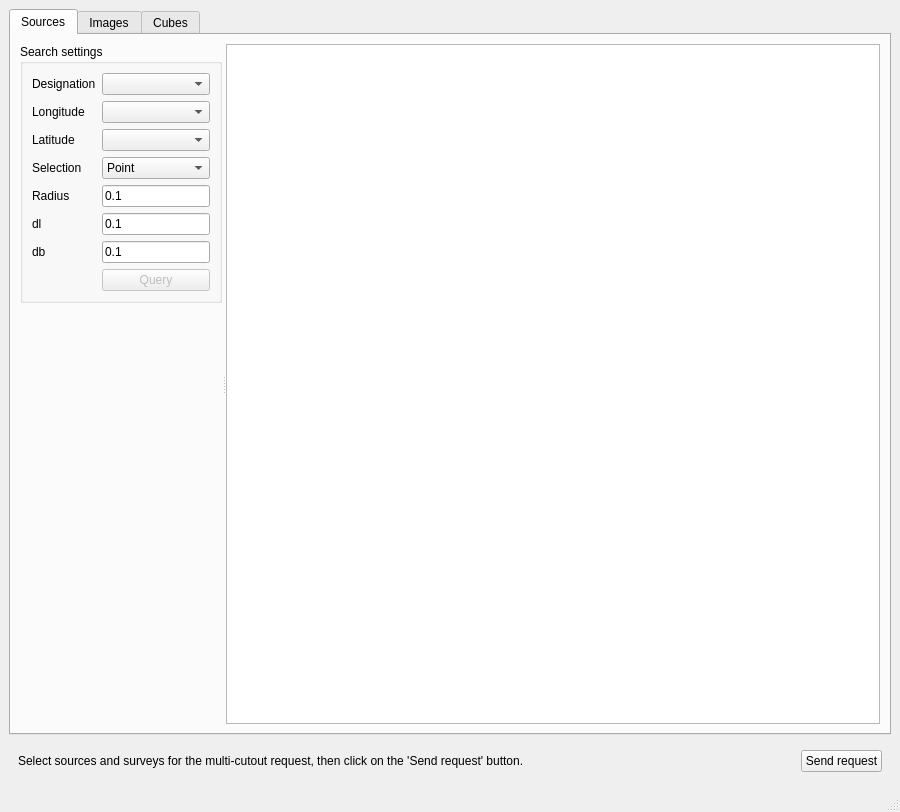
VisIVOLab/ViaLacteaVisualAnalytics, file Code/ui/usertablewindow.ui: the form before one commit.
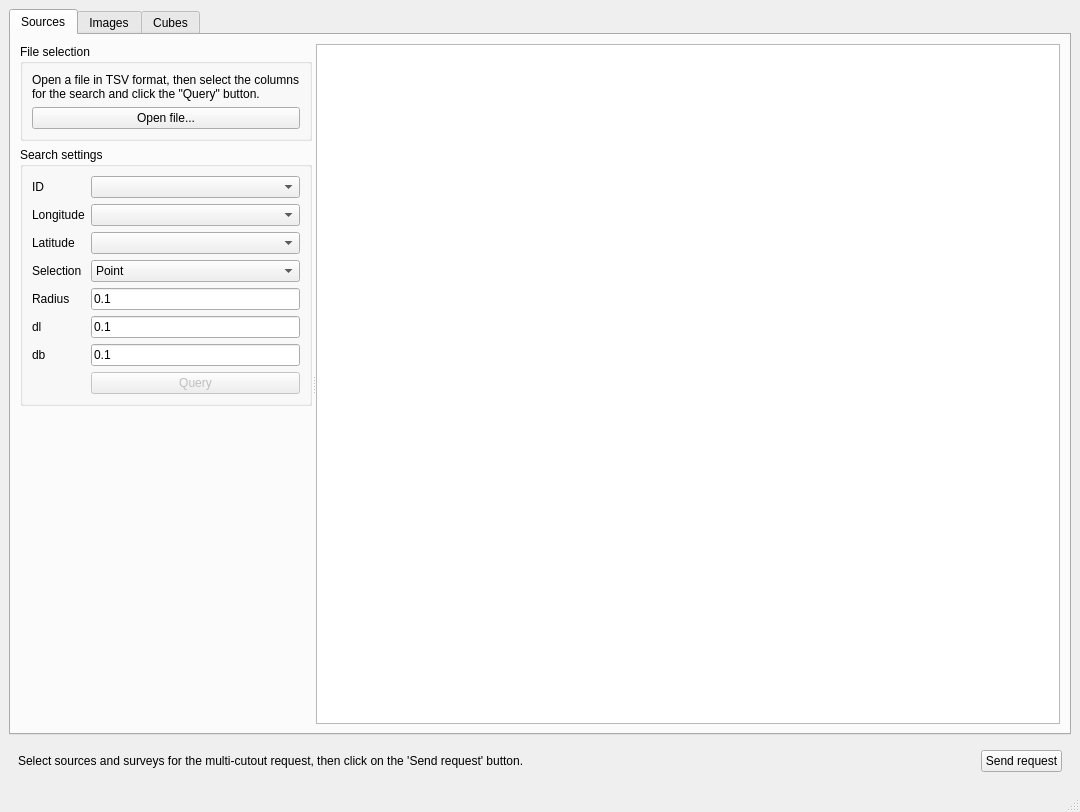
The form after the commit.

```diff
--- a/Code/ui/usertablewindow.ui
+++ b/Code/ui/usertablewindow.ui
@@ -6,7 +6,7 @@
    <rect>
     <x>0</x>
     <y>0</y>
-    <width>900</width>
+    <width>1080</width>
     <height>812</height>
    </rect>
   </property>
@@ -34,13 +34,81 @@
            <bool>false</bool>
           </property>
           <widget class="QWidget" name="settingsContainer" native="true">
-           <layout class="QVBoxLayout" name="verticalLayout_3">
-            <item alignment="Qt::AlignTop">
+           <layout class="QVBoxLayout" name="verticalLayout_3" stretch="0,1">
+            <item>
+             <widget class="QGroupBox" name="inputFileContainer">
+              <property name="title">
+               <string>File selection</string>
+              </property>
+              <layout class="QVBoxLayout" name="verticalLayout_5">
+               <item>
+                <widget class="QLabel" name="label_5">
+                 <property name="text">
+                  <string>Open a file in TSV format, then select the columns for the search and click the &quot;Query&quot; button.</string>
+                 </property>
+                 <property name="wordWrap">
+                  <bool>true</bool>
+                 </property>
+                 <property name="buddy">
+                  <cstring>btnOpenFile</cstring>
+                 </property>
+                </widget>
+               </item>
+               <item>
+                <widget class="QPushButton" name="btnOpenFile">
+                 <property name="text">
+                  <string>Open file...</string>
+                 </property>
+                </widget>
+               </item>
+              </layout>
+             </widget>
+            </item>
+            <item alignment="Qt::AlignmentFlag::AlignTop">
              <widget class="QGroupBox" name="searchSettingContainer">
               <property name="title">
                <string>Search settings</string>
               </property>
-              <layout class="QFormLayout" name="formLayout_2">
+              <layout class="QGridLayout" name="gridLayout">
+               <item row="0" column="0">
+                <widget class="QLabel" name="label">
+                 <property name="text">
+                  <string>ID</string>
+                 </property>
+                 <property name="buddy">
+                  <cstring>idBox</cstring>
+                 </property>
+                </widget>
+               </item>
+               <item row="0" column="1">
+                <widget class="QComboBox" name="idBox"/>
+               </item>
+               <item row="1" column="0">
+                <widget class="QLabel" name="label_2">
+                 <property name="text">
+                  <string>Longitude</string>
+                 </property>
+                 <property name="buddy">
+                  <cstring>glonBox</cstring>
+                 </property>
+                </widget>
+               </item>
+               <item row="1" column="1">
+                <widget class="QComboBox" name="glonBox"/>
+               </item>
+               <item row="2" column="0">
+                <widget class="QLabel" name="label_3">
+                 <property name="text">
+                  <string>Latitude</string>
+                 </property>
+                 <property name="buddy">
+                  <cstring>glatBox</cstring>
+                 </property>
+                </widget>
+               </item>
+               <item row="2" column="1">
+                <widget class="QComboBox" name="glatBox"/>
+               </item>
                <item row="3" column="0">
                 <widget class="QLabel" name="selectionLabel">
                  <property name="text">
@@ -114,36 +182,6 @@
                  </property>
                 </widget>
                </item>
-               <item row="0" column="0">
-                <widget class="QLabel" name="label">
-                 <property name="text">
-                  <string>Designation</string>
-                 </property>
-                </widget>
-               </item>
-               <item row="0" column="1">
-                <widget class="QComboBox" name="idBox"/>
-               </item>
-               <item row="1" column="0">
-                <widget class="QLabel" name="label_2">
-                 <property name="text">
-                  <string>Longitude</string>
-                 </property>
-                </widget>
-               </item>
-               <item row="1" column="1">
-                <widget class="QComboBox" name="glonBox"/>
-               </item>
-               <item row="2" column="0">
-                <widget class="QLabel" name="label_3">
-                 <property name="text">
-                  <string>Latitude</string>
-                 </property>
-                </widget>
-               </item>
-               <item row="2" column="1">
-                <widget class="QComboBox" name="glatBox"/>
-               </item>
               </layout>
              </widget>
             </item>
```
Left out of the diff: 44 changed lines with no effect on the pictures.
